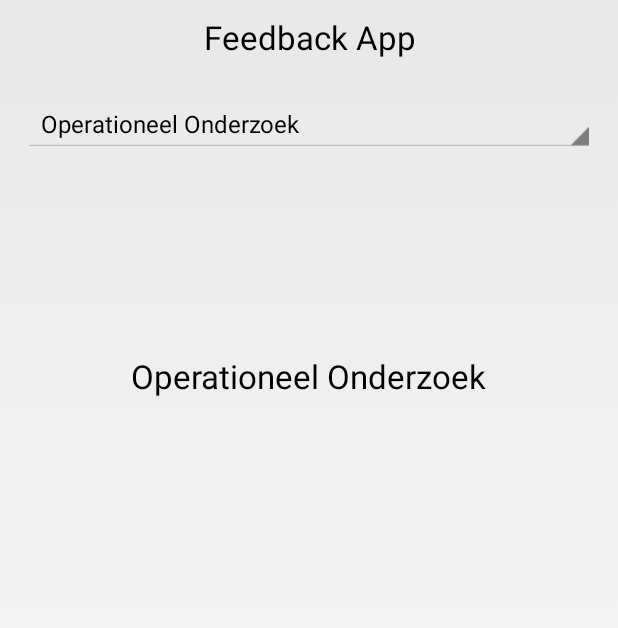
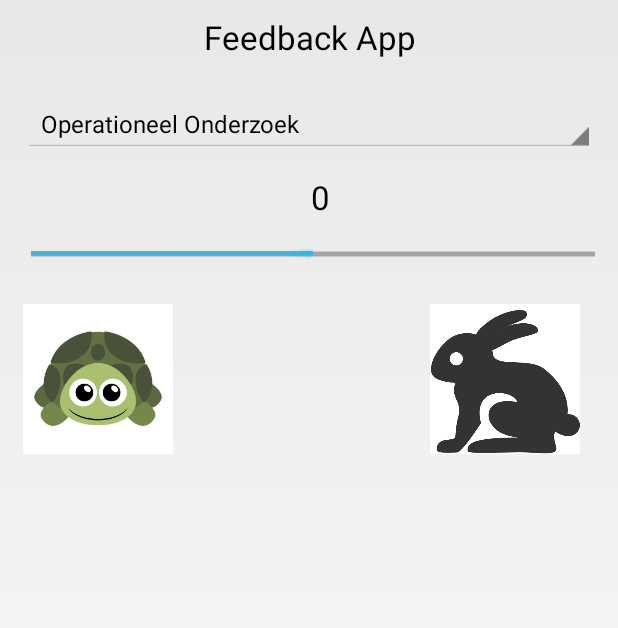
Before and after one commit to KennyDeblaere/Android-Coaching-app, an Android app: the screen it shows after launch (MainActivity), on a phone screen of 412 x 824 dp. Shown: the top 628 px of the screen. Run offline under Robolectric (Android 15) with nearby library versions, the phone set to English and light mode, and no system bars.

Commit message:
Threading

```diff
--- a/FeedbackApp/app/src/main/java/be/howest/deblaere/kenny/feedbackapp/MainActivity.java
+++ b/FeedbackApp/app/src/main/java/be/howest/deblaere/kenny/feedbackapp/MainActivity.java
@@ -2,6 +2,8 @@ package be.howest.deblaere.kenny.feedbackapp;
 
 import android.app.Activity;
 import android.os.Bundle;
+import android.os.Handler;
+import android.os.Message;
 import android.support.design.widget.FloatingActionButton;
 import android.support.design.widget.Snackbar;
 import android.support.v7.app.AppCompatActivity;
@@ -11,21 +13,37 @@ import android.view.Menu;
 import android.view.MenuItem;
 import android.widget.AdapterView;
 import android.widget.ArrayAdapter;
+import android.widget.ImageButton;
+import android.widget.ProgressBar;
 import android.widget.Spinner;
 import android.widget.TextView;
 
 public class MainActivity extends Activity {
     private Spinner courseSpinner;
-    private TextView courseTitle;
+    private TextView feedbackNumber;
+    private ProgressBar feedbackProgress;
+    private ImageButton slower, faster;
+    private boolean imageButtonClick;
 
     @Override
     protected void onCreate(Bundle savedInstanceState) {
         super.onCreate(savedInstanceState);
         setContentView(R.layout.activity_main);
         courseSpinner = (Spinner) findViewById(R.id.course_spinner);
-        courseTitle = (TextView) findViewById(R.id.selected);
+        feedbackNumber = (TextView) findViewById(R.id.feedback);
+        feedbackProgress = (ProgressBar) findViewById(R.id.courseProgress);
+        slower = (ImageButton) findViewById(R.id.slower);
+        faster = (ImageButton) findViewById(R.id.faster);
+        imageButtonClick = true;
         fillSpinner();
+        initializeProgressbar();
         addListenerToSpinner();
+        initializeProgressbar();
+        addListenerToButtons();
+    }
+
+    private void initializeProgressbar() {
+        feedbackProgress.setProgress(50);
     }
 
     private void fillSpinner(){
@@ -38,7 +56,9 @@ public class MainActivity extends Activity {
 
             @Override
             public void onItemSelected(AdapterView<?> parent, View view, int position, long id) {
-                courseTitle.setText(courseSpinner.getSelectedItem().toString());
+                //feedbackNumber.setText(courseSpinner.getSelectedItem().toString());
+                feedbackNumber.setText(R.string.defaultFeedback);
+                initializeProgressbar();
             }
 
             @Override
@@ -47,4 +67,42 @@ public class MainActivity extends Activity {
             }
         });
     }
+
+    private Thread delayForButton(){
+        return new Thread(){
+            @Override
+            public void run() {
+                super.run();
+                try {
+                    sleep(5000);
+                } catch (InterruptedException e) {
+                    e.printStackTrace();
+                }
+                imageButtonClick = true;
+            }
+        };
+    }
+
+
+
+    private View.OnClickListener clickEvent(final int number) {
+        return new View.OnClickListener() {
+            @Override
+            public void onClick(View v) {
+                if (imageButtonClick) {
+                    feedbackProgress.setProgress(feedbackProgress.getProgress() + number);
+                    int input = feedbackProgress.getProgress() - 50;
+                    if (input >= -50 && input <= 50)
+                        feedbackNumber.setText(" " + input);
+                    imageButtonClick = false;
+                    delayForButton().start();
+                }
+            }
+        };
+    }
+
+    private void addListenerToButtons(){
+        slower.setOnClickListener(clickEvent(1));
+        faster.setOnClickListener(clickEvent(-1));
+    }
 }
--- a/FeedbackApp/app/src/main/res/layout/activity_main.xml
+++ b/FeedbackApp/app/src/main/res/layout/activity_main.xml
@@ -26,12 +26,52 @@
         />
 
     <TextView
-        android:layout_width="wrap_content"
+        android:layout_width="fill_parent"
         android:layout_height="wrap_content"
         android:textAppearance="?android:attr/textAppearanceLarge"
-        android:text="Large Text"
-        android:id="@+id/selected"
+        android:text="@string/defaultFeedback"
+        android:id="@+id/feedback"
+        android:gravity="center"
         android:layout_below="@+id/course_spinner"
-        android:layout_centerHorizontal="true"
-        android:layout_marginTop="119dp" />
+        android:layout_alignStart="@+id/course_spinner" />
+
+    <ProgressBar
+        style="?android:attr/progressBarStyleHorizontal"
+        android:layout_width="fill_parent"
+        android:layout_height="wrap_content"
+        android:id="@+id/courseProgress"
+        android:layout_below="@+id/feedback"
+        android:layout_alignStart="@+id/titlebar"
+        android:max="100"
+        android:progress="50"
+        android:indeterminate="false"
+        android:layout_margin="15dp" />
+
+    <ImageButton
+        android:layout_width="100dp"
+        android:layout_height="100dp"
+        android:id="@+id/faster"
+        android:layout_below="@+id/courseProgress"
+        android:layout_alignStart="@+id/titlebar"
+        android:adjustViewBounds="true"
+        android:scaleType="fitCenter"
+        android:padding="0dp"
+        android:src="@mipmap/faster"
+        android:layout_marginLeft="10dp"
+        android:layout_marginRight="10dp"
+        android:layout_marginTop="10dp" />
+
+    <ImageButton
+        android:layout_width="100dp"
+        android:layout_height="100dp"
+        android:id="@+id/slower"
+        android:adjustViewBounds="true"
+        android:scaleType="fitCenter"
+        android:padding="0dp"
+        android:src="@mipmap/slower"
+        android:layout_marginLeft="10dp"
+        android:layout_marginRight="10dp"
+        android:layout_alignTop="@+id/faster"
+        android:layout_alignEnd="@+id/courseProgress" />
+
 </RelativeLayout>
--- a/FeedbackApp/app/src/main/res/values/strings.xml
+++ b/FeedbackApp/app/src/main/res/values/strings.xml
@@ -1,6 +1,7 @@
 <resources>
     <string name="app_name">Feedback App</string>
     <string name="action_settings">Settings</string>
+    <string name="defaultFeedback">0</string>
     <string-array name="courses">
         <item>Operationeel Onderzoek</item>
         <item>Java EE</item>
```
Also changed, not shown: FeedbackApp/app/src/main/res/mipmap-hdpi/faster.png (added), FeedbackApp/app/src/main/res/mipmap-hdpi/slower.png (added), 1 other file.
